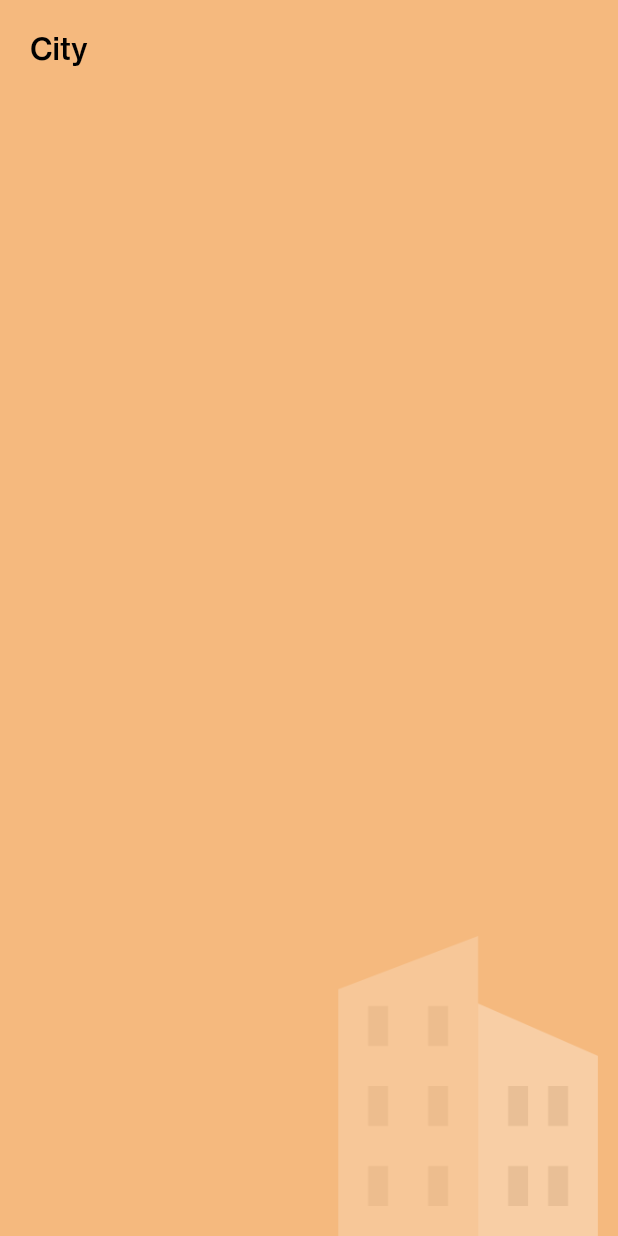
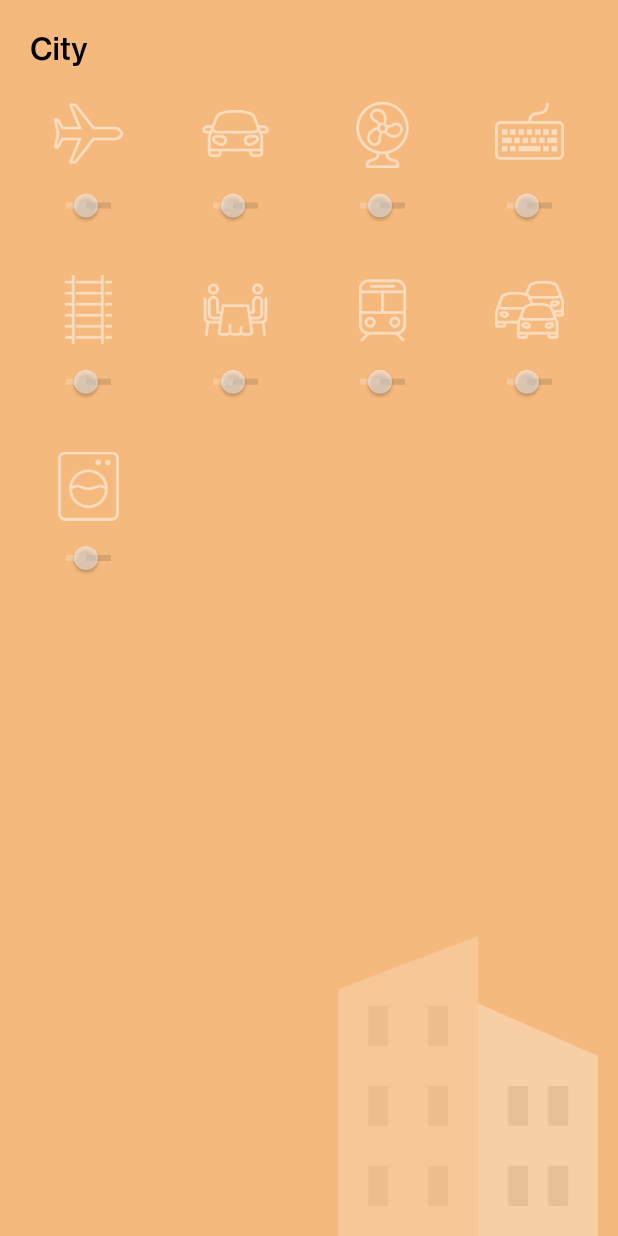
Before and after one commit to vipulasri/Serene, a Flutter app: the screen it shows after launch, after a tap on "City", on a phone screen of 412 x 824 dp. Run offline on Flutter 3.47's test engine with Material 2 defaults, Android fonts, the phone set to English and light mode, and no system bars; our stand-ins replace equatable, flutter_bloc.

Commit message:
add: sounds in categories details

```diff
--- a/lib/model/category.dart
+++ b/lib/model/category.dart
@@ -1,15 +1,17 @@
 import 'dart:convert';
 import 'dart:ui';
+
 import 'package:flutter/material.dart';
 import 'package:meta/meta.dart';
 import 'package:serene/config/assets.dart';
 import 'package:serene/model/sound.dart';
 
-List<Category> categoryFromJson(String str) => List<Category>.from(json.decode(str).map((x) => Category.fromJson(x).copyWith(
-  color: getCategoryColor(x["id"])
+List<Category> categoryFromJson(String str) => List<Category>.from(json.decode(str).map((category) => Category.fromJson(category).copyWith(
+  color: getCategoryColor(category["id"]),
+  icon: Assets.basePath + category["icon"]
 )));
 
-String categoryToJson(List<Category> data) => json.encode(List<dynamic>.from(data.map((x) => x.toJson())));
+String categoryToJson(List<Category> data) => json.encode(List<dynamic>.from(data.map((category) => category.toJson())));
 
 class Category {
   String id;
@@ -41,22 +43,21 @@ class Category {
         sounds: sounds ?? this.sounds,
       );
 
-  String getIconPath() {
-    return Assets.basePath + icon;
-  }
-
   factory Category.fromJson(Map<String, dynamic> json) => Category(
     id: json["id"],
     title: json["title"],
     icon: json["icon"],
-    sounds: List<Sound>.from(json["sounds"].map((x) => Sound.fromJson(x))),
+    sounds: List<Sound>.from(json["sounds"].map((sound) => Sound.fromJson(sound).copyWith(
+      icon: Assets.basePath + json["title"].toLowerCase() + "/" + sound["icon"], // ex: assets/images/city/ic_airplane.png
+      iconActive: Assets.basePath + json["title"].toLowerCase() + "/" + sound["iconActive"],
+    ))),
   );
 
   Map<String, dynamic> toJson() => {
     "id": id,
     "title": title,
     "icon": icon,
-    "sounds": List<dynamic>.from(sounds.map((x) => x.toJson())),
+    "sounds": List<dynamic>.from(sounds.map((sound) => sound.toJson())),
   };
 }
 
--- a/lib/model/sound.dart
+++ b/lib/model/sound.dart
@@ -14,13 +14,18 @@ class Sound {
     @required this.iconActive,
   });
 
-  String getIconPath() {
-    return Assets.basePath + title.toLowerCase() + "/" + icon;
-  }
-
-  String getActiveIconPath(String name) {
-    return Assets.basePath + title.toLowerCase() + "/" + iconActive;
-  }
+  Sound copyWith({
+    String id,
+    String title,
+    String icon,
+    String iconActive,
+  }) =>
+      Sound(
+        id: id ?? this.id,
+        title: title ?? this.title,
+        icon: icon ?? this.icon,
+        iconActive: iconActive ?? this.iconActive,
+      );
 
   factory Sound.fromJson(Map<String, dynamic> json) => Sound(
     id: json["id"],
--- a/lib/screens/category_details.dart
+++ b/lib/screens/category_details.dart
@@ -2,6 +2,7 @@ import 'package:flutter/material.dart';
 import 'package:serene/config/dimen.dart';
 import 'package:serene/config/typography.dart';
 import 'package:serene/model/category.dart';
+import 'package:serene/screens/sound_button.dart';
 
 class CategoryDetailsPage extends StatefulWidget {
   final Category category;
@@ -24,7 +25,7 @@ class _CategoryDetailsState extends State<CategoryDetailsPage> {
           Positioned(
             child: Align(
               alignment: Alignment.bottomRight,
-              child: Image.asset(widget.category.getIconPath(),
+              child: Image.asset(widget.category.icon,
                   width: 200,
                   height: 200,
                   color: Color.fromRGBO(255, 255, 255, 0.5),
@@ -47,9 +48,27 @@ class _CategoryDetailsState extends State<CategoryDetailsPage> {
               widget.category.title,
               style: AppTypography.title(),
             ),
+            SizedBox(height: Dimen.padding),
+            Expanded(
+              child: soundViews(),
+            )
           ],
         ),
       ),
     );
   }
+
+  Widget soundViews() {
+    return GridView.count(
+      crossAxisCount: 4,
+      crossAxisSpacing: Dimen.padding,
+      mainAxisSpacing: Dimen.padding,
+      childAspectRatio: 0.8,
+      children: widget.category.sounds
+          .map(
+            (sound) => SoundButton(sound: sound),
+          )
+          .toList(),
+    );
+  }
 }
--- a/lib/screens/home.dart
+++ b/lib/screens/home.dart
@@ -14,12 +14,10 @@ class HomePage extends StatefulWidget {
 }
 
 class _HomePageState extends State<HomePage> {
-
   @override
   void initState() {
     super.initState();
-    BlocProvider.of<CategoryBloc>(context)
-        .add(FetchCategories());
+    BlocProvider.of<CategoryBloc>(context).add(FetchCategories());
   }
 
   @override
@@ -56,8 +54,7 @@ class _HomePageState extends State<HomePage> {
   }
 
   Widget showCategories() {
-    return BlocBuilder<CategoryBloc, CategoryState>(
-        builder: (context, state) {
+    return BlocBuilder<CategoryBloc, CategoryState>(builder: (context, state) {
       if (state is CategoryEmpty) {
         return Center(child: Text('No Categories Found'));
       }
@@ -71,8 +68,7 @@ class _HomePageState extends State<HomePage> {
         return Center(child: Text('Error fetching categories'));
       }
       return Center(child: Text('No Categories Found'));
-        }
-    );
+    });
   }
 
   Widget categoriesView(List<Category> categories) {
@@ -120,7 +116,7 @@ class _HomePageState extends State<HomePage> {
                   child: Align(
                       alignment: Alignment.bottomRight,
                       child: Image.asset(
-                        category.getIconPath(),
+                        category.icon,
                         width: 100,
                         height: 100,
                       )),
--- /dev/null
+++ b/lib/screens/sound_button.dart
@@ -0,0 +1,82 @@
+import 'package:flutter/cupertino.dart';
+import 'package:flutter/material.dart';
+import 'package:flutter/widgets.dart';
+import 'package:serene/model/sound.dart';
+
+class SoundButton extends StatefulWidget {
+  final Sound sound;
+
+  SoundButton({@required this.sound});
+
+  @override
+  State<StatefulWidget> createState() {
+    return SoundButtonState();
+  }
+}
+
+class SoundButtonState extends State<SoundButton> {
+  final Color activeColor = Colors.white;
+  final Color inactiveColor = Colors.white.withOpacity(0.5);
+
+  String icon = '';
+  bool active = false;
+  double volume = 5;
+
+  @override
+  void initState() {
+    super.initState();
+    setState(() {
+      icon = widget.sound.icon;
+    });
+  }
+
+  @override
+  Widget build(BuildContext context) {
+    return Container(
+        child: Column(
+      children: [
+        MaterialButton(
+          onPressed: () {
+            setState(() {
+              active = !active;
+              icon = active ? widget.sound.iconActive : widget.sound.icon;
+            });
+          },
+          child: icon != ''
+              ? Image.asset(
+                  icon,
+                  color: active ? activeColor : inactiveColor,
+                )
+              : Container(),
+        ),
+        volumeSlider()
+      ],
+    ));
+  }
+
+  Widget volumeSlider() {
+    return SliderTheme(
+      data: SliderTheme.of(context).copyWith(
+        activeTrackColor: activeColor,
+        inactiveTrackColor: activeColor.withOpacity(0.5),
+        disabledActiveTrackColor: activeColor.withOpacity(0.2),
+        disabledThumbColor: inactiveColor,
+        trackShape: RectangularSliderTrackShape(),
+        thumbColor: activeColor,
+        thumbShape: RoundSliderThumbShape(enabledThumbRadius: 8.0),
+      ),
+      child: Slider(
+        value: volume,
+        min: 1,
+        max: 10,
+        onChanged: active
+            ? (double newValue) {
+                setState(() {
+                  volume = newValue.round().toDouble();
+                });
+              }
+            : null,
+      ),
+    );
+  }
+}
--- a/pubspec.yaml
+++ b/pubspec.yaml
@@ -24,6 +24,7 @@ flutter:
   assets:
     - assets/
     - assets/images/
+    - assets/images/city/
   fonts:
     - family: HaasGrotesk
       fonts:
```
Also changed, not shown: pubspec.lock. Lines whose indentation alone changed are shown as unchanged.
